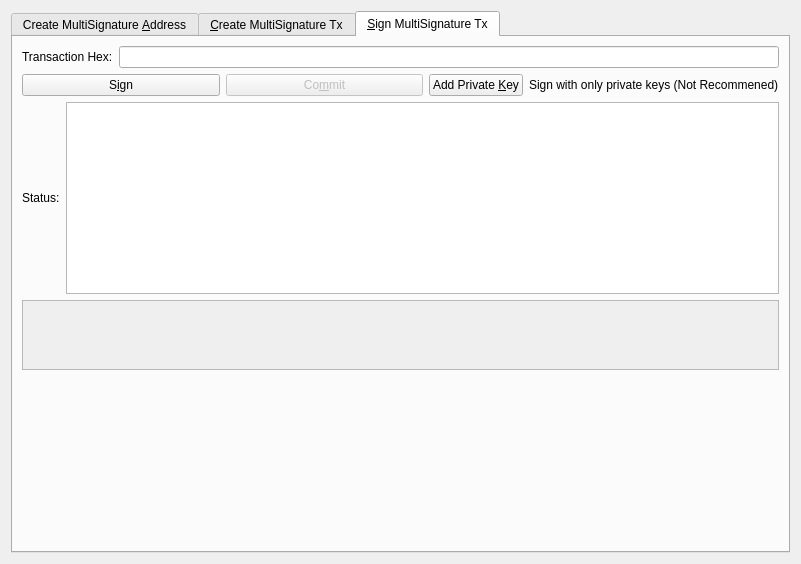
Above: src/qt/forms/multisigdialog.ui from zenonnetwork/zenon before the change. Below: the same form after it.
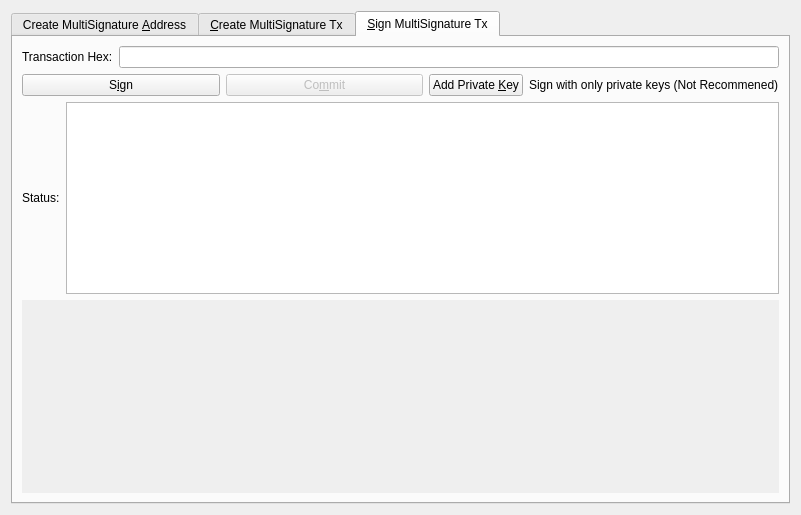
That is the form after the change. The open tabs and pages were chosen to show the change. Icons and pictures are not drawn.

```diff
--- a/src/qt/forms/multisigdialog.ui
+++ b/src/qt/forms/multisigdialog.ui
@@ -7,7 +7,7 @@
     <x>0</x>
     <y>0</y>
     <width>801</width>
-    <height>564</height>
+    <height>515</height>
    </rect>
   </property>
   <property name="sizePolicy">
@@ -23,7 +23,7 @@
    <item>
     <widget class="QTabWidget" name="multisigTabWidget">
      <property name="styleSheet">
-      <string notr="true"/>
+      <string notr="true">QScrollArea{border: none;}</string>
      </property>
      <property name="currentIndex">
       <number>0</number>
@@ -621,13 +621,13 @@
      <widget class="QWidget" name="signMultisigTransaction">
       <property name="styleSheet">
        <string notr="true">txScrollArea:{
-	border: 1px solid #5b4c7c;
+           border: none;
 }
 keyScrollArea:{
-	border: 1px solid #5b4c7c;
+	border: none;
 }
 txScrollArea:{
-	border: 1px solid #5b4c7c;
+	border: none;
 }</string>
       </property>
       <attribute name="title">
@@ -796,6 +796,9 @@
                <verstretch>0</verstretch>
               </sizepolicy>
              </property>
+             <property name="sizeAdjustPolicy">
+              <enum>QAbstractScrollArea::AdjustToContents</enum>
+             </property>
              <property name="widgetResizable">
               <bool>true</bool>
              </property>
@@ -804,8 +807,8 @@
                <rect>
                 <x>0</x>
                 <y>0</y>
-                <width>725</width>
-                <height>76</height>
+                <width>727</width>
+                <height>141</height>
                </rect>
               </property>
               <layout class="QVBoxLayout" name="verticalLayout_9">
@@ -820,7 +823,7 @@
                  <property name="sizeHint" stdset="0">
                   <size>
                    <width>20</width>
-                   <height>40</height>
+                   <height>20</height>
                   </size>
                  </property>
                 </spacer>
@@ -833,19 +836,6 @@
          </item>
         </layout>
        </item>
-       <item>
-        <spacer name="verticalSpacer_2">
-         <property name="orientation">
-          <enum>Qt::Vertical</enum>
-         </property>
-         <property name="sizeHint" stdset="0">
-          <size>
-           <width>20</width>
-           <height>40</height>
-          </size>
-         </property>
-        </spacer>
-       </item>
       </layout>
      </widget>
     </widget>
```
Left out of the diff: 62 changed lines with no effect on the pictures.
